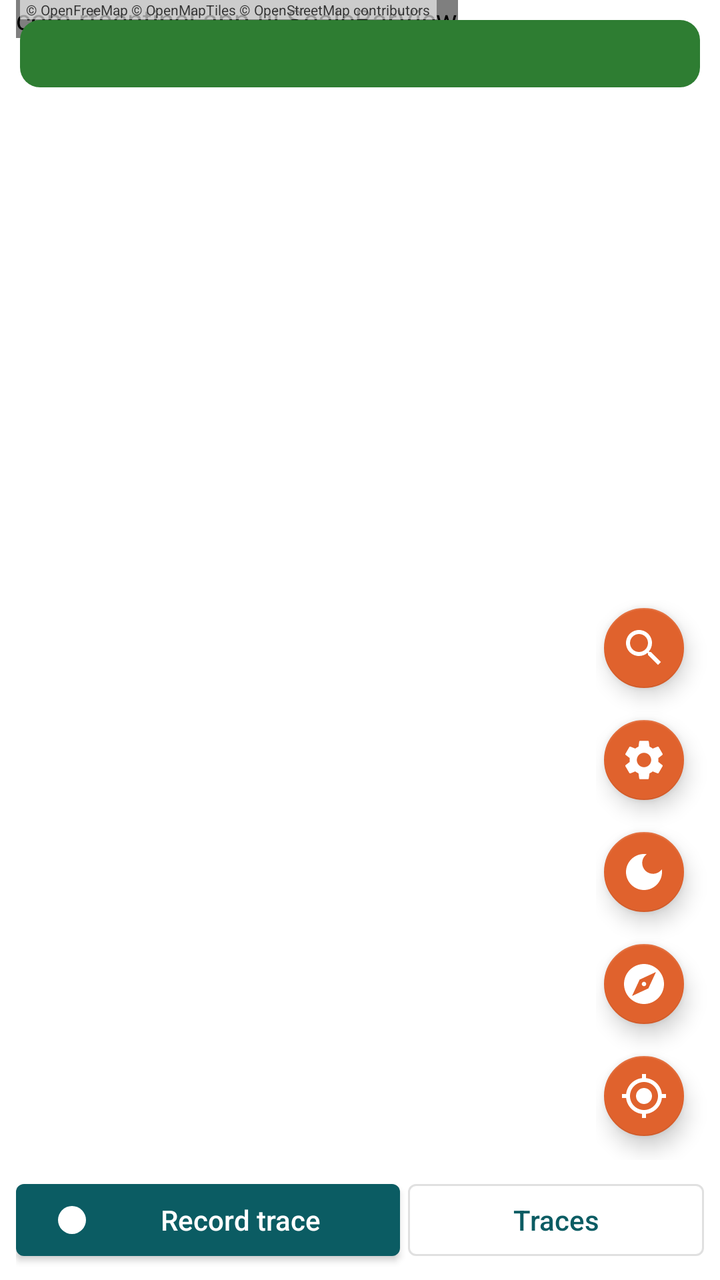
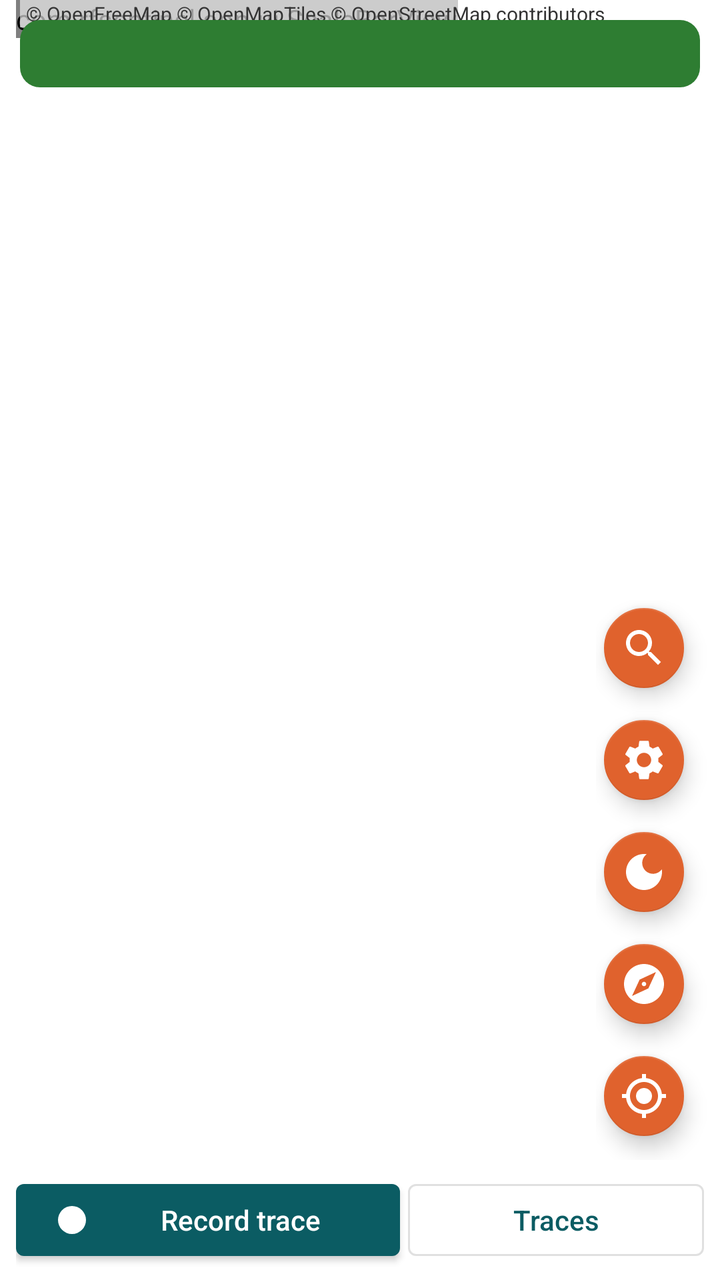

Compare the two renders of this Android layout. The source of the first and the diff that turns it into the second are given below.
<!-- AndroidManifest.xml: application theme Theme.RFSentinel -->
<!-- res/layout/activity_map.xml -->
<?xml version="1.0" encoding="utf-8"?>
<FrameLayout xmlns:android="http://schemas.android.com/apk/res/android"
    xmlns:app="http://schemas.android.com/apk/res-auto"
    android:id="@+id/root"
    android:layout_width="match_parent"
    android:layout_height="match_parent">

    
    <FrameLayout
        android:id="@+id/map"
        android:layout_width="match_parent"
        android:layout_height="match_parent" />

    
    <com.rfsentinel.app.ui.ScaleBarView
        android:id="@+id/scaleBar"
        android:layout_width="wrap_content"
        android:layout_height="wrap_content"
        android:layout_gravity="top|start"
        android:layout_marginStart="8dp" />

    
    <TextView
        android:id="@+id/osmCredit"
        android:layout_width="wrap_content"
        android:layout_height="wrap_content"
        android:layout_gravity="top|start"
        android:layout_marginStart="10dp"
        android:background="#99FFFFFF"
        android:paddingStart="3dp"
        android:paddingEnd="3dp"
        android:text="© OpenFreeMap © OpenMapTiles © OpenStreetMap contributors"
        android:textColor="#333333"
        android:textSize="7sp" />

    
    <LinearLayout
        android:id="@+id/statusBox"
        android:layout_width="match_parent"
        android:layout_height="wrap_content"
        android:layout_gravity="top"
        android:layout_margin="10dp"
        android:orientation="vertical">

        
        <LinearLayout
            android:id="@+id/navBanner"
            android:layout_width="match_parent"
            android:layout_height="wrap_content"
            android:layout_marginBottom="6dp"
            android:background="@drawable/nav_banner_bg"
            android:orientation="vertical"
            android:padding="12dp"
            android:visibility="gone">

            <LinearLayout
                android:layout_width="match_parent"
                android:layout_height="wrap_content"
                android:gravity="center_vertical"
                android:orientation="horizontal">

                <ImageView
                    android:id="@+id/navIcon"
                    android:layout_width="52dp"
                    android:layout_height="52dp"
                    android:contentDescription="Next turn"
                    app:tint="#FFFFFF" />

                <LinearLayout
                    android:layout_width="0dp"
                    android:layout_height="wrap_content"
                    android:layout_marginStart="12dp"
                    android:layout_weight="1"
                    android:orientation="vertical">

                    <TextView
                        android:id="@+id/navDistance"
                        android:layout_width="match_parent"
                        android:layout_height="wrap_content"
                        android:textColor="#FFFFFF"
                        android:textSize="28sp"
                        android:textStyle="bold" />

                    <TextView
                        android:id="@+id/navRoad"
                        android:layout_width="match_parent"
                        android:layout_height="wrap_content"
                        android:ellipsize="end"
                        android:maxLines="2"
                        android:textColor="#FFFFFF"
                        android:textSize="17sp" />
                </LinearLayout>

                <ImageButton
                    android:id="@+id/navMute"
                    android:layout_width="48dp"
                    android:layout_height="48dp"
                    android:background="?attr/selectableItemBackgroundBorderless"
                    android:contentDescription="Mute directions"
                    app:tint="#FFFFFF" />
            </LinearLayout>

            <LinearLayout
                android:id="@+id/navLanes"
                android:layout_width="match_parent"
                android:layout_height="wrap_content"
                android:layout_marginTop="8dp"
                android:gravity="center"
                android:orientation="horizontal"
                android:visibility="gone" />

            <LinearLayout
                android:id="@+id/navThen"
                android:layout_width="match_parent"
                android:layout_height="wrap_content"
                android:layout_marginTop="6dp"
                android:gravity="center_vertical"
                android:orientation="horizontal"
                android:visibility="gone">

                <TextView
                    android:layout_width="wrap_content"
                    android:layout_height="wrap_content"
                    android:text="Then"
                    android:textColor="#CCFFFFFF"
                    android:textSize="14sp" />

                <ImageView
                    android:id="@+id/navThenIcon"
                    android:importantForAccessibility="no"
                    android:layout_width="22dp"
                    android:layout_height="22dp"
                    android:layout_marginStart="8dp"
                    app:tint="#FFFFFF" />

                <TextView
                    android:id="@+id/navThenText"
                    android:layout_width="0dp"
                    android:layout_height="wrap_content"
                    android:layout_marginStart="6dp"
                    android:layout_weight="1"
                    android:ellipsize="end"
                    android:maxLines="1"
                    android:textColor="#CCFFFFFF"
                    android:textSize="14sp" />
            </LinearLayout>
        </LinearLayout>

        <FrameLayout
            android:layout_width="match_parent"
            android:layout_height="wrap_content">

            <TextView
                android:id="@+id/statusText"
                android:layout_width="match_parent"
                android:layout_height="wrap_content"
                android:background="@drawable/banner_bg"
                android:paddingStart="12dp"
                android:paddingTop="8dp"
                android:paddingEnd="12dp"
                android:paddingBottom="8dp"
                android:textColor="#FFFFFF"
                android:textSize="13sp" />

            
            <ImageButton
                android:id="@+id/statusDismiss"
                android:layout_width="48dp"
                android:layout_height="48dp"
                android:layout_gravity="top|end"
                android:background="?attr/selectableItemBackgroundBorderless"
                android:contentDescription="Hide the recording banner"
                android:padding="14dp"
                android:scaleType="fitCenter"
                android:src="@drawable/ic_nav_close"
                android:visibility="gone"
                app:tint="#FFFFFF" />
        </FrameLayout>

        <com.google.android.material.progressindicator.LinearProgressIndicator
            android:id="@+id/downloadProgress"
            android:layout_width="match_parent"
            android:layout_height="wrap_content"
            android:layout_marginTop="4dp"
            android:max="100"
            android:visibility="gone"
            app:indicatorColor="#FFFFFF"
            app:trackColor="#660B5C63"
            app:trackCornerRadius="3dp"
            app:trackThickness="6dp" />

        
        <LinearLayout
            android:id="@+id/alertCard"
            android:layout_width="match_parent"
            android:layout_height="wrap_content"
            android:layout_marginTop="6dp"
            android:accessibilityLiveRegion="polite"
            android:background="@drawable/alert_card_bg"
            android:gravity="center_vertical"
            android:orientation="horizontal"
            android:padding="12dp"
            android:visibility="gone">

            <ImageView
                android:id="@+id/alertIcon"
                android:layout_width="44dp"
                android:layout_height="44dp"
                android:importantForAccessibility="no"
                android:padding="10dp" />

            <LinearLayout
                android:layout_width="0dp"
                android:layout_height="wrap_content"
                android:layout_marginStart="12dp"
                android:layout_weight="1"
                android:orientation="vertical">

                <LinearLayout
                    android:layout_width="match_parent"
                    android:layout_height="wrap_content"
                    android:orientation="horizontal">

                    <TextView
                        android:id="@+id/alertContext"
                        android:layout_width="0dp"
                        android:layout_height="wrap_content"
                        android:layout_weight="1"
                        android:letterSpacing="0.08"
                        android:maxLines="1"
                        android:textColor="#9AA5AD"
                        android:textSize="11sp" />

                    <TextView
                        android:id="@+id/alertTag"
                        android:layout_width="wrap_content"
                        android:layout_height="wrap_content"
                        android:layout_marginStart="8dp"
                        android:maxLines="1"
                        android:textSize="12sp"
                        android:textStyle="bold" />
                </LinearLayout>

                <TextView
                    android:id="@+id/alertTitle"
                    android:layout_width="match_parent"
                    android:layout_height="wrap_content"
                    android:ellipsize="end"
                    android:maxLines="2"
                    android:textColor="#FFFFFF"
                    android:textSize="17sp"
                    android:textStyle="bold" />

                <TextView
                    android:id="@+id/alertDetail"
                    android:layout_width="match_parent"
                    android:layout_height="wrap_content"
                    android:ellipsize="end"
                    android:maxLines="2"
                    android:textColor="#B0BAC1"
                    android:textSize="13sp" />

                <TextView
                    android:id="@+id/alertFooter"
                    android:layout_width="match_parent"
                    android:layout_height="wrap_content"
                    android:layout_marginTop="6dp"
                    android:drawablePadding="6dp"
                    android:ellipsize="end"
                    android:gravity="center_vertical"
                    android:maxLines="1"
                    android:textColor="#8E9AA3"
                    android:textSize="12sp" />
            </LinearLayout>

            <ImageButton
                android:id="@+id/alertClose"
                android:layout_width="48dp"
                android:layout_height="48dp"
                android:layout_marginStart="4dp"
                android:background="?attr/selectableItemBackgroundBorderless"
                android:contentDescription="Dismiss"
                android:src="@drawable/ic_nav_close"
                app:tint="#B0BAC1" />
        </LinearLayout>

        
        <include
            android:id="@+id/liveRead"
            layout="@layout/view_live_read"
            android:layout_width="match_parent"
            android:layout_height="wrap_content"
            android:layout_marginTop="6dp" />
    </LinearLayout>

    
    <LinearLayout
        android:id="@+id/bottomPanel"
        android:layout_width="match_parent"
        android:layout_height="wrap_content"
        android:layout_gravity="bottom"
        android:orientation="vertical">

    
    <LinearLayout
        android:id="@+id/sideButtons"
        android:layout_width="wrap_content"
        android:layout_height="wrap_content"
        android:layout_gravity="end"
        android:orientation="vertical">

    
    <com.google.android.material.floatingactionbutton.FloatingActionButton
        android:id="@+id/searchButton"
        style="@style/MapActionButton"
        android:contentDescription="Search a destination"
        android:src="@drawable/ic_search" />

    
    <com.google.android.material.floatingactionbutton.FloatingActionButton
        android:id="@+id/fullscreenButton"
        style="@style/MapActionButton"
        android:contentDescription="Open the map full screen"
        android:src="@drawable/ic_fullscreen"
        android:visibility="gone" />

    
    <com.google.android.material.floatingactionbutton.FloatingActionButton
        android:id="@+id/mapSettingsButton"
        style="@style/MapActionButton"
        android:contentDescription="Map settings"
        android:src="@drawable/ic_settings" />

    
    <com.google.android.material.floatingactionbutton.FloatingActionButton
        android:id="@+id/themeButton"
        style="@style/MapActionButton"
        android:contentDescription="Light / dark map"
        android:src="@drawable/ic_dark_mode" />

    <com.google.android.material.floatingactionbutton.FloatingActionButton
        android:id="@+id/orientationButton"
        style="@style/MapActionButton"
        android:contentDescription="Map: north up"
        android:src="@drawable/ic_north_up" />

    <com.google.android.material.floatingactionbutton.FloatingActionButton
        android:id="@+id/centerButton"
        style="@style/MapActionButton"
        android:contentDescription="Follow my position"
        android:src="@drawable/ic_my_location" />
    </LinearLayout>

    
    <LinearLayout
        android:id="@+id/navCard"
        android:layout_width="match_parent"
        android:layout_height="wrap_content"
        android:background="?android:attr/colorBackground"
        android:orientation="vertical"
        android:paddingStart="12dp"
        android:paddingTop="12dp"
        android:paddingEnd="12dp"
        android:paddingBottom="0dp"
        android:visibility="gone">

        <LinearLayout
            android:layout_width="match_parent"
            android:layout_height="wrap_content"
            android:gravity="center_vertical"
            android:orientation="horizontal">

            <LinearLayout
                android:layout_width="0dp"
                android:layout_height="wrap_content"
                android:layout_weight="1"
                android:orientation="vertical">

                <TextView
                    android:id="@+id/navCardTitle"
                    android:layout_width="match_parent"
                    android:layout_height="wrap_content"
                    android:ellipsize="end"
                    android:maxLines="1"
                    android:textSize="18sp"
                    android:textStyle="bold" />

                <TextView
                    android:id="@+id/navCardSub"
                    android:layout_width="match_parent"
                    android:layout_height="wrap_content"
                    android:alpha="0.7"
                    android:ellipsize="end"
                    android:maxLines="1"
                    android:textSize="13sp" />
            </LinearLayout>

            <ImageButton
                android:id="@+id/navCardRename"
                android:layout_width="48dp"
                android:layout_height="48dp"
                android:background="?attr/selectableItemBackgroundBorderless"
                android:contentDescription="Rename"
                android:src="@drawable/ic_nav_edit"
                android:visibility="gone" />

            <ImageButton
                android:id="@+id/navCardStar"
                android:layout_width="48dp"
                android:layout_height="48dp"
                android:background="?attr/selectableItemBackgroundBorderless"
                android:contentDescription="Star this place" />

            <ImageButton
                android:id="@+id/navCardClose"
                android:layout_width="48dp"
                android:layout_height="48dp"
                android:background="?attr/selectableItemBackgroundBorderless"
                android:contentDescription="Close"
                android:src="@drawable/ic_nav_close" />
        </LinearLayout>

        <HorizontalScrollView
            android:id="@+id/navRoutesScroll"
            android:layout_width="match_parent"
            android:layout_height="wrap_content"
            android:layout_marginTop="6dp"
            android:scrollbars="none"
            android:visibility="gone">

            <LinearLayout
                android:id="@+id/navRoutes"
                android:layout_width="wrap_content"
                android:layout_height="wrap_content"
                android:orientation="horizontal" />
        </HorizontalScrollView>

        <HorizontalScrollView
            android:id="@+id/navAvoidScroll"
            android:layout_width="match_parent"
            android:layout_height="wrap_content"
            android:scrollbars="none"
            android:visibility="gone">

            <LinearLayout
                android:id="@+id/navAvoid"
                android:layout_width="wrap_content"
                android:layout_height="wrap_content"
                android:orientation="horizontal" />
        </HorizontalScrollView>

        <LinearLayout
            android:layout_width="match_parent"
            android:layout_height="wrap_content"
            android:layout_marginTop="8dp"
            android:orientation="horizontal">

            <com.google.android.material.button.MaterialButton
                android:id="@+id/navStart"
                android:layout_width="0dp"
                android:layout_height="wrap_content"
                android:layout_marginEnd="6dp"
                android:layout_weight="1"
                android:text="Start"
                app:icon="@drawable/ic_nav_navigation" />

            <com.google.android.material.button.MaterialButton
                android:id="@+id/navOpenIn"
                style="@style/Widget.MaterialComponents.Button.OutlinedButton"
                android:layout_width="wrap_content"
                android:layout_height="wrap_content"
                android:text="Open in..." />
        </LinearLayout>
    </LinearLayout>

    
    <LinearLayout
        android:id="@+id/navBar"
        android:layout_width="match_parent"
        android:layout_height="wrap_content"
        android:background="?android:attr/colorBackground"
        android:gravity="center_vertical"
        android:orientation="horizontal"
        android:paddingStart="8dp"
        android:paddingTop="6dp"
        android:paddingEnd="4dp"
        android:paddingBottom="6dp"
        android:visibility="gone">

        <ImageButton
            android:id="@+id/navEnd"
            android:layout_width="48dp"
            android:layout_height="48dp"
            android:background="?attr/selectableItemBackgroundBorderless"
            android:contentDescription="End navigation"
            android:src="@drawable/ic_nav_close" />

        <LinearLayout
            android:id="@+id/navEtaBox"
            android:layout_width="0dp"
            android:layout_height="wrap_content"
            android:layout_marginStart="8dp"
            android:layout_weight="1"
            android:orientation="vertical">

            <TextView
                android:id="@+id/navEta"
                android:layout_width="match_parent"
                android:layout_height="wrap_content"
                android:ellipsize="end"
                android:maxLines="1"
                android:textSize="20sp"
                android:textStyle="bold" />

            <TextView
                android:id="@+id/navEtaSub"
                android:layout_width="match_parent"
                android:layout_height="wrap_content"
                android:alpha="0.7"
                android:ellipsize="end"
                android:maxLines="1"
                android:textSize="13sp" />
        </LinearLayout>

        <ImageButton
            android:id="@+id/navOverview"
            android:layout_width="48dp"
            android:layout_height="48dp"
            android:background="?attr/selectableItemBackgroundBorderless"
            android:contentDescription="Show the whole route"
            android:src="@drawable/ic_nav_alt_route" />

        <ImageButton
            android:id="@+id/navMenu"
            android:layout_width="48dp"
            android:layout_height="48dp"
            android:background="?attr/selectableItemBackgroundBorderless"
            android:contentDescription="Navigation menu"
            android:src="@drawable/ic_car_more" />
    </LinearLayout>

    <HorizontalScrollView
        android:id="@+id/mapFilterScroll"
        android:layout_width="match_parent"
        android:layout_height="wrap_content"
        android:clipToPadding="false"
        android:paddingStart="8dp"
        android:paddingEnd="8dp"
        android:scrollbars="none">

        <com.google.android.material.chip.ChipGroup
            android:id="@+id/mapFilterChips"
            android:layout_width="wrap_content"
            android:layout_height="wrap_content"
            app:selectionRequired="true"
            app:singleLine="true"
            app:singleSelection="true" />
    </HorizontalScrollView>

    
    <LinearLayout
        android:id="@+id/controls"
        android:layout_width="match_parent"
        android:layout_height="wrap_content"
        android:background="?android:attr/colorBackground"
        android:gravity="center_vertical"
        android:orientation="horizontal"
        android:paddingStart="8dp"
        android:paddingTop="6dp"
        android:paddingEnd="8dp"
        android:paddingBottom="6dp">

        <com.google.android.material.button.MaterialButton
            android:id="@+id/recordButton"
            android:layout_width="0dp"
            android:layout_height="wrap_content"
            android:layout_marginEnd="4dp"
            android:layout_weight="1.3"
            android:text="Record trace"
            app:icon="@drawable/ic_record" />

        <com.google.android.material.button.MaterialButton
            android:id="@+id/tracesButton"
            style="@style/Widget.MaterialComponents.Button.OutlinedButton"
            android:layout_width="0dp"
            android:layout_height="wrap_content"
            android:layout_weight="1"
            android:text="Traces" />
    </LinearLayout>
    </LinearLayout>

    
    <com.rfsentinel.app.ui.SpeedGaugeView
        android:id="@+id/speedGauge"
        android:layout_width="wrap_content"
        android:layout_height="wrap_content"
        android:layout_gravity="bottom|start"
        android:layout_marginStart="10dp"
        android:visibility="gone" />

    
    <LinearLayout
        android:id="@+id/compactControls"
        android:layout_width="wrap_content"
        android:layout_height="wrap_content"
        android:layout_gravity="bottom|start"
        android:layout_marginStart="10dp"
        android:layout_marginBottom="8dp"
        android:orientation="horizontal"
        android:visibility="gone">

        <com.google.android.material.floatingactionbutton.FloatingActionButton
            android:id="@+id/recordFab"
            android:layout_width="wrap_content"
            android:layout_height="wrap_content"
            android:layout_marginEnd="8dp"
            android:contentDescription="Record trace"
            android:src="@drawable/ic_record"
            app:fabSize="mini" />

        <com.google.android.material.floatingactionbutton.FloatingActionButton
            android:id="@+id/tracesFab"
            android:layout_width="wrap_content"
            android:layout_height="wrap_content"
            android:contentDescription="Traces"
            android:src="@drawable/ic_car_history"
            app:fabSize="mini" />

    </LinearLayout>
</FrameLayout>
<!-- res/layout/view_live_read.xml (included above) -->
<?xml version="1.0" encoding="utf-8"?>
<LinearLayout xmlns:android="http://schemas.android.com/apk/res/android"
    android:layout_width="match_parent"
    android:layout_height="wrap_content"
    android:accessibilityLiveRegion="polite"
    android:background="@drawable/alert_card_bg"
    android:gravity="center_vertical"
    android:orientation="horizontal"
    android:paddingStart="12dp"
    android:paddingTop="10dp"
    android:paddingEnd="4dp"
    android:paddingBottom="10dp"
    android:visibility="gone">

    <LinearLayout
        android:layout_width="0dp"
        android:layout_height="wrap_content"
        android:layout_weight="1"
        android:orientation="vertical">

        <LinearLayout
            android:layout_width="match_parent"
            android:layout_height="wrap_content"
            android:orientation="horizontal">

            <TextView
                android:id="@+id/liveContext"
                android:layout_width="0dp"
                android:layout_height="wrap_content"
                android:layout_weight="1"
                android:letterSpacing="0.08"
                android:maxLines="1"
                android:textColor="#9AA5AD"
                android:textSize="11sp" />

            <TextView
                android:id="@+id/liveTag"
                android:layout_width="wrap_content"
                android:layout_height="wrap_content"
                android:layout_marginStart="8dp"
                android:maxLines="1"
                android:textSize="12sp"
                android:textStyle="bold" />
        </LinearLayout>

        <TextView
            android:id="@+id/liveTitle"
            android:layout_width="match_parent"
            android:layout_height="wrap_content"
            android:ellipsize="end"
            android:maxLines="1"
            android:textColor="#FFFFFF"
            android:textSize="16sp"
            android:textStyle="bold" />

        <TextView
            android:id="@+id/liveDetail"
            android:layout_width="match_parent"
            android:layout_height="wrap_content"
            android:ellipsize="end"
            android:maxLines="1"
            android:textColor="#B0BAC1"
            android:textSize="13sp" />

        <TextView
            android:id="@+id/liveSweep"
            android:layout_width="match_parent"
            android:layout_height="wrap_content"
            android:ellipsize="end"
            android:maxLines="1"
            android:textColor="#B0BAC1"
            android:textSize="13sp"
            android:visibility="gone" />

        <com.rfsentinel.app.ui.LevelBarView
            android:id="@+id/liveBar"
            android:layout_width="match_parent"
            android:layout_height="6dp"
            android:layout_marginTop="6dp" />
    </LinearLayout>

    <ImageButton
        android:id="@+id/liveClose"
        android:contentDescription="Close"
        android:layout_width="48dp"
        android:layout_height="48dp"
        android:layout_marginStart="4dp"
        android:background="?android:attr/selectableItemBackgroundBorderless"
        android:padding="14dp"
        android:scaleType="fitCenter"
        android:src="@drawable/ic_nav_close" />
</LinearLayout>
<!-- resources referenced by this layout -->
<resources>
  <!-- drawable alert_card_bg (drawable) -->
  <?xml version="1.0" encoding="utf-8"?>
  <shape xmlns:android="http://schemas.android.com/apk/res/android" android:shape="rectangle">
      <solid android:color="#F01B2127" />
      <corners android:radius="16dp" />
  </shape>
  <!-- drawable banner_bg (drawable) -->
  <?xml version="1.0" encoding="utf-8"?>
  <shape xmlns:android="http://schemas.android.com/apk/res/android" android:shape="rectangle">
      <solid android:color="#2E7D32" />
      <corners android:radius="10dp" />
  </shape>
  <!-- drawable ic_fullscreen (drawable) -->
  <?xml version="1.0" encoding="utf-8"?>
  <vector xmlns:android="http://schemas.android.com/apk/res/android"
      android:width="24dp"
      android:height="24dp"
      android:viewportWidth="24"
      android:viewportHeight="24">
      <path
          android:fillColor="#FFFFFF"
          android:pathData="M7,14L5,14v5h5v-2L7,17v-3zM5,10h2L7,7h3L10,5L5,5v5zM17,17h-3v2h5v-5h-2v3zM14,5v2h3v3h2L19,5h-5z" />
  </vector>
  <!-- drawable ic_nav_close (drawable) -->
  <?xml version="1.0" encoding="utf-8"?>
  <vector xmlns:android="http://schemas.android.com/apk/res/android"
      android:width="24dp"
      android:height="24dp"
      android:viewportWidth="24"
      android:viewportHeight="24">
      <path
          android:fillColor="#FFFFFF"
          android:pathData="M19 6.41L17.59 5 12 10.59 6.41 5 5 6.41 10.59 12 5 17.59 6.41 19 12 13.41 17.59 19 19 17.59 13.41 12z" />
  </vector>
  <!-- drawable ic_nav_edit (drawable) -->
  <?xml version="1.0" encoding="utf-8"?>
  <vector xmlns:android="http://schemas.android.com/apk/res/android"
      android:width="24dp"
      android:height="24dp"
      android:viewportWidth="24"
      android:viewportHeight="24">
      <path
          android:fillColor="#FFFFFF"
          android:pathData="M3 17.25V21h3.75L17.81 9.94l-3.75-3.75L3 17.25zM20.71 7.04c.39-.39.39-1.02 0-1.41l-2.34-2.34c-.39-.39-1.02-.39-1.41 0l-1.83 1.83 3.75 3.75 1.83-1.83z" />
  </vector>
  <!-- drawable ic_nav_navigation (drawable) -->
  <?xml version="1.0" encoding="utf-8"?>
  <vector xmlns:android="http://schemas.android.com/apk/res/android"
      android:width="24dp"
      android:height="24dp"
      android:viewportWidth="24"
      android:viewportHeight="24">
      <path
          android:fillColor="#FFFFFF"
          android:pathData="M12 2L4.5 20.29l.71.71L12 18l6.79 3 .71-.71z" />
  </vector>
  <!-- drawable ic_record (drawable) -->
  <?xml version="1.0" encoding="utf-8"?>
  <vector xmlns:android="http://schemas.android.com/apk/res/android"
      android:width="24dp"
      android:height="24dp"
      android:viewportWidth="24"
      android:viewportHeight="24">
      <path
          android:fillColor="#FFFFFF"
          android:pathData="M12,12m-7,0a7,7 0,1 1,14 0a7,7 0,1 1,-14 0" />
  </vector>
  <!-- drawable nav_banner_bg (drawable) -->
  <?xml version="1.0" encoding="utf-8"?>
  <shape xmlns:android="http://schemas.android.com/apk/res/android" android:shape="rectangle">
      <solid android:color="#F01B2A33" />
      <corners android:radius="14dp" />
  </shape>
  <style name="MapActionButton">
          <item name="android:layout_width">wrap_content</item>
          <item name="android:layout_height">wrap_content</item>
          <item name="android:layout_gravity">end</item>
          <item name="android:layout_marginEnd">14dp</item>
          <item name="android:layout_marginBottom">8dp</item>
          <item name="fabSize">mini</item>
          <item name="tint">#FFFFFF</item>
      </style>
  <style name="TextAppearance.RFSentinel.Button" parent="TextAppearance.MaterialComponents.Button">
          <item name="android:textAllCaps">false</item>
          <item name="android:letterSpacing">0</item>
      </style>
  <color name="brand_primary">#0B5C63</color>
  <color name="brand_primary_dark">#073F44</color>
  <color name="brand_accent">#E0622D</color>
  <color name="scope">#0B5C63</color>
  <color name="scope_text">#AA0B5C63</color>
  <color name="trace">#E0622D</color>
  <color name="brand_highlight">#0B5C63</color>
  <color name="brand_on_highlight">#FFFFFF</color>
  <!-- unchanged entries left out for length: 9 -->
</resources>

<!-- the commit's change to res/layout/activity_map.xml (unified diff, before → after) -->
@@ -31,7 +31,7 @@
         android:paddingEnd="3dp"
         android:text="© OpenFreeMap © OpenMapTiles © OpenStreetMap contributors"
         android:textColor="#333333"
-        android:textSize="7sp" />
+        android:textSize="10sp" />
 
     
     <LinearLayout
